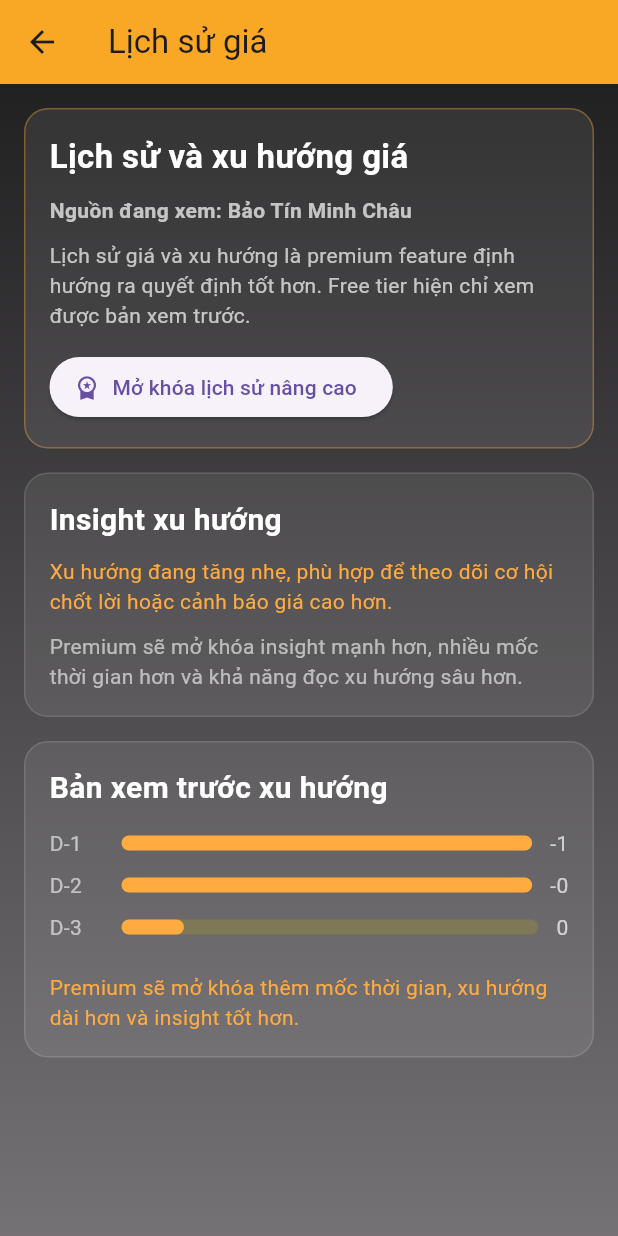
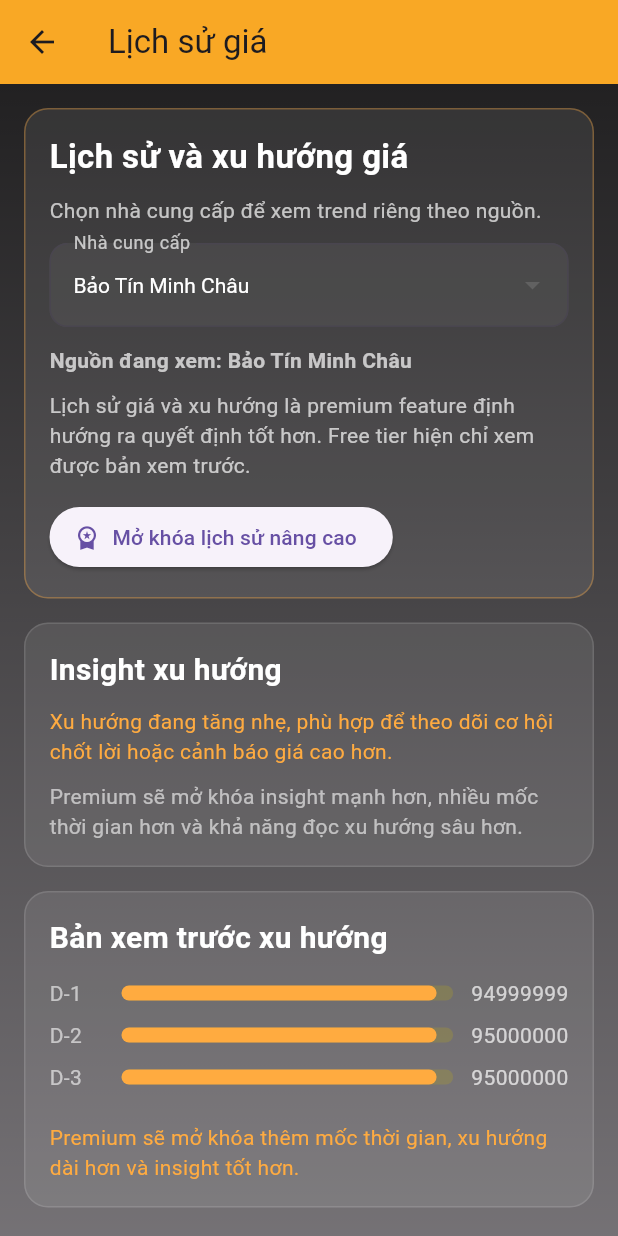
Before and after one commit to PhongPhan98/gold_price_app, a Flutter app: the screen it shows after launch, after a tap on "Xem lịch sử giá", on a phone screen of 412 x 824 dp. Run offline on Flutter 3.47's test engine with Material 3 defaults, Android fonts, the phone set to English and light mode, and no system bars; our stand-ins replace shared_preferences; network calls fail.

Commit message:
Add provider-specific history selection

```diff
--- a/lib/features/history/presentation/history_screen.dart
+++ b/lib/features/history/presentation/history_screen.dart
@@ -5,6 +5,7 @@
 import '../../premium/presentation/premium_paywall_screen.dart';
 import '../../premium/services/premium_state_controller.dart';
 import '../models/price_history_point.dart';
+import '../utils/history_provider_utils.dart';
 import '../utils/history_sample_generator.dart';
 import '../utils/history_trend_utils.dart';
 
@@ -22,14 +23,18 @@
 
 class _HistoryScreenState extends State<HistoryScreen> {
   final PremiumStateController _premiumStateController = PremiumStateController();
+  late final List<ProviderSummary> _providers;
+
   PremiumStatus _premiumStatus = const PremiumStatus(
     plan: PremiumPlan.free,
     isActive: false,
   );
+  int _selectedProviderIndex = 0;
 
   @override
   void initState() {
     super.initState();
+    _providers = HistoryProviderUtils.ensureProviders(widget.summaries);
     _loadPremiumStatus();
   }
 
@@ -52,12 +57,9 @@
 
   @override
   Widget build(BuildContext context) {
-    final firstSummary = widget.summaries.isNotEmpty ? widget.summaries.first : null;
-    final providerName = firstSummary?.title ?? 'Nguồn mặc định';
-    final baseValue = double.tryParse(
-          (firstSummary?.topBuyPrice ?? '0').replaceAll(RegExp(r'[^0-9]'), ''),
-        ) ??
-        95000000;
+    final selectedProvider = _providers[_selectedProviderIndex];
+    final providerName = selectedProvider.title;
+    final baseValue = HistoryProviderUtils.resolveBaseValue(selectedProvider);
     final sampleHistory = HistorySampleGenerator.generateFromBase(
       baseValue: baseValue,
       prefixLabel: 'D',
@@ -103,6 +105,41 @@
                     ),
                   ),
                   const SizedBox(height: 10),
+                  const Text(
+                    'Chọn nhà cung cấp để xem trend riêng theo nguồn.',
+                    style: TextStyle(color: Colors.white70, height: 1.4),
+                  ),
+                  const SizedBox(height: 12),
+                  DropdownButtonFormField<int>(
+                    initialValue: _selectedProviderIndex,
+                    dropdownColor: Colors.black87,
+                    key: ValueKey(_selectedProviderIndex),
+                    decoration: InputDecoration(
+                      labelText: 'Nhà cung cấp',
+                      labelStyle: const TextStyle(color: Colors.white70),
+                      filled: true,
+                      fillColor: Colors.white.withValues(alpha: 0.05),
+                      border: OutlineInputBorder(
+                        borderRadius: BorderRadius.circular(12),
+                      ),
+                    ),
+                    style: const TextStyle(color: Colors.white),
+                    items: _providers.asMap().entries.map((entry) {
+                      return DropdownMenuItem<int>(
+                        value: entry.key,
+                        child: Text(entry.value.title),
+                      );
+                    }).toList(),
+                    onChanged: (value) {
+                      if (value == null) {
+                        return;
+                      }
+                      setState(() {
+                        _selectedProviderIndex = value;
+                      });
+                    },
+                  ),
+                  const SizedBox(height: 12),
                   Text(
                     'Nguồn đang xem: $providerName',
                     style: const TextStyle(
@@ -113,7 +150,7 @@
                   const SizedBox(height: 10),
                   Text(
                     _premiumStatus.isPremium
-                        ? 'Bạn đang mở khóa nền tảng lịch sử giá. Đây sẽ là một trong những premium feature mạnh nhất để giữ chân người dùng.'
+                        ? 'Bạn đang mở khóa nền tảng lịch sử giá. Đây là lợi thế mạnh để theo dõi biến động theo từng nguồn.'
                         : 'Lịch sử giá và xu hướng là premium feature định hướng ra quyết định tốt hơn. Free tier hiện chỉ xem được bản xem trước.',
                     style: const TextStyle(color: Colors.white70, height: 1.4),
                   ),
--- /dev/null
+++ b/lib/features/history/utils/history_provider_utils.dart
@@ -0,0 +1,47 @@
+import '../../home/models/provider_summary.dart';
+
+class HistoryProviderUtils {
+  static List<ProviderSummary> ensureProviders(List<ProviderSummary> summaries) {
+    if (summaries.isNotEmpty) {
+      return summaries;
+    }
+
+    return const [
+      ProviderSummary(
+        title: 'Nguồn mặc định',
+        subtitle: 'Đang chờ dữ liệu',
+        previewLines: <String>[],
+        lastUpdated: null,
+        topBuyPrice: null,
+        topSellPrice: null,
+      ),
+    ];
+  }
+
+  static double resolveBaseValue(ProviderSummary summary) {
+    final buyValue = _parseCurrency(summary.topBuyPrice);
+    if (buyValue != null) {
+      return buyValue;
+    }
+
+    final sellValue = _parseCurrency(summary.topSellPrice);
+    if (sellValue != null) {
+      return sellValue;
+    }
+
+    return 95000000;
+  }
+
+  static double? _parseCurrency(String? raw) {
+    if (raw == null || raw.isEmpty) {
+      return null;
+    }
+
+    final numeric = raw.replaceAll(RegExp(r'[^0-9]'), '');
+    if (numeric.isEmpty) {
+      return null;
+    }
+
+    return double.tryParse(numeric);
+  }
+}
```
Also changed, not shown: 1 other file.
